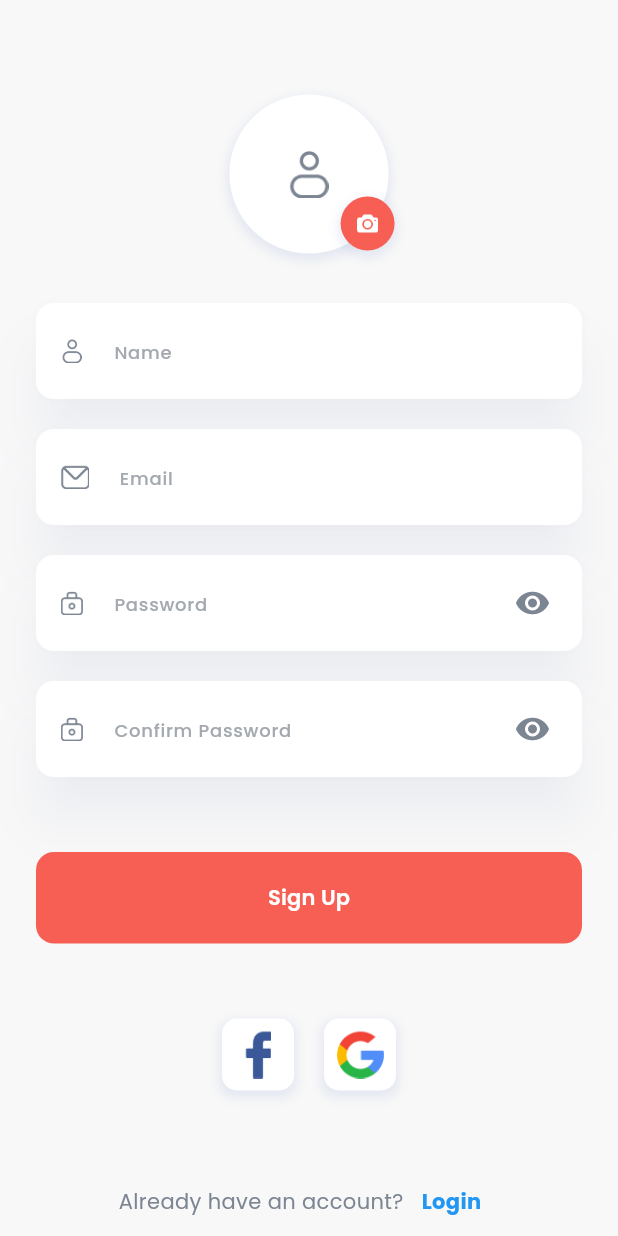
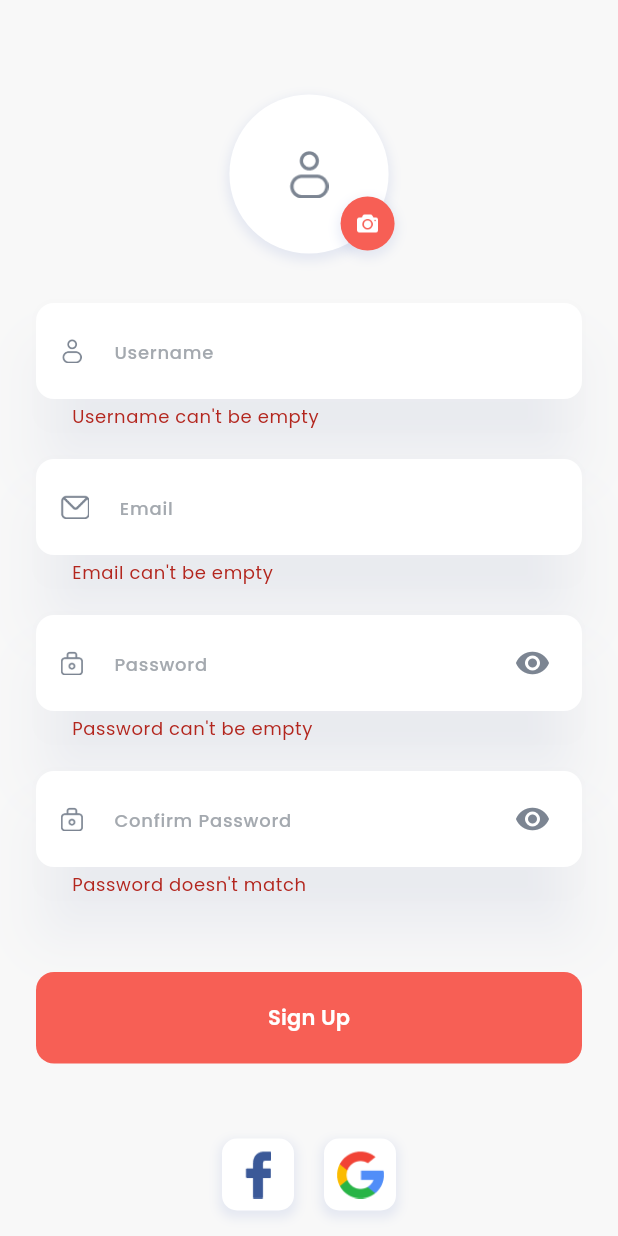
Before and after one commit to whoissharif/dokan, a Flutter app: the RegistrationView screen opened by its route, after a tap on "Sign Up", on a phone screen of 412 x 824 dp. Run offline on Flutter 3.47's test engine with Material 3 defaults, Android fonts, the phone set to English and light mode, and no system bars; our stand-ins replace cached_network_image, dartz, flutter_widget_from_html, fluttertoast, get, get_storage and 1 more; accounts and stored records are empty.

Commit message:
registration api integrated

```diff
--- a/lib/app/modules/authentication/controllers/authentication_controller.dart
+++ b/lib/app/modules/authentication/controllers/authentication_controller.dart
@@ -10,6 +10,11 @@ import '../repository/auth_repository.dart';
 class AuthenticationController extends GetxController {
   final TextEditingController usernameController = TextEditingController();
   final TextEditingController passwordController = TextEditingController();
+  final TextEditingController regUsernameController = TextEditingController();
+  final TextEditingController regEmailController = TextEditingController();
+  final TextEditingController regPasswordController = TextEditingController();
+  final TextEditingController regConfirmPasswordController =
+      TextEditingController();
   RxBool isLoading = false.obs;
 
   @override
@@ -33,4 +38,27 @@ class AuthenticationController extends GetxController {
       },
     );
   }
+
+  Future<void> signUp() async {
+    isLoading.value = true;
+    var res = await AuthRepository().register(
+      userName: regUsernameController.text.trim(),
+      email: regEmailController.text.trim(),
+      password: regPasswordController.text.trim(),
+    );
+    res.fold(
+      (l) {
+        isLoading.value = false;
+      },
+      (r) {
+        isLoading.value = false;
+      },
+    );
+  }
+
+  Future<void> signOutAndGoToLogin() async {
+    GetStorage().remove('token');
+
+    await Get.deleteAll(force: true).then((value) => Get.toNamed(Routes.LOGIN));
+  }
 }
--- a/lib/app/modules/authentication/views/registration_view.dart
+++ b/lib/app/modules/authentication/views/registration_view.dart
@@ -2,13 +2,22 @@ import 'package:dokan/app/modules/common/widgets/app_elevated_button.dart';
 import 'package:dokan/core/utils/size_extension.dart';
 import 'package:flutter/material.dart';
 import 'package:get/get.dart';
+import '../../../../core/utils/input_validator.dart';
 import '../../../../theme/app_color.dart';
 import '../../common/widgets/app_form_field.dart';
 import '../controllers/authentication_controller.dart';
 import 'widget/social_login_button.dart';
 
-class RegistrationView extends GetView<AuthenticationController> {
+class RegistrationView extends StatefulWidget {
   const RegistrationView({super.key});
+
+  @override
+  State<RegistrationView> createState() => _RegistrationViewState();
+}
+
+class _RegistrationViewState extends State<RegistrationView> {
+  final controller = Get.put(AuthenticationController());
+  final GlobalKey<FormState> _formKey = GlobalKey<FormState>();
   @override
   Widget build(BuildContext context) {
     final theme = Theme.of(context);
@@ -18,6 +27,8 @@ class RegistrationView extends GetView<AuthenticationController> {
         body: SingleChildScrollView(
           child: Padding(
             padding: const EdgeInsets.symmetric(horizontal: 24.0),
+            child: Form(
+              key: _formKey,
               child: Column(
                 mainAxisAlignment: MainAxisAlignment.center,
                 children: <Widget>[
@@ -67,31 +78,51 @@ class RegistrationView extends GetView<AuthenticationController> {
                     ],
                   ),
                   30.hs,
-                const AppFormField(
-                  hint: 'Name',
+                  AppFormField(
+                    controller: controller.regUsernameController,
+                    validator: (p0) => InputValidator.emptyFieldValidator(p0,
+                        lable: 'Username'),
+                    hint: 'Username',
                     leadingPath: 'assets/icons/user.png',
                   ),
                   20.hs,
-                const AppFormField(
+                  AppFormField(
                     hint: 'Email',
                     leadingPath: 'assets/icons/mail.png',
+                    controller: controller.regEmailController,
+                    validator: (p0) =>
+                        InputValidator.emptyFieldValidator(p0, lable: 'Email'),
                   ),
                   20.hs,
-                const AppFormField(
+                  AppFormField(
                     hint: 'Password',
                     leadingPath: 'assets/icons/lock.png',
                     isPassword: true,
+                    controller: controller.regPasswordController,
+                    validator: (p0) => InputValidator.emptyFieldValidator(p0,
+                        lable: 'Password'),
                   ),
                   20.hs,
-                const AppFormField(
+                  AppFormField(
                     hint: 'Confirm Password',
                     leadingPath: 'assets/icons/lock.png',
                     isPassword: true,
+                    controller: controller.regConfirmPasswordController,
+                    validator: (p0) => InputValidator.confirmPasswordValidator(
+                        p0, controller.regPasswordController),
                   ),
                   50.hs,
-                AppElevatedButton(
+                  Obx(
+                    () => AppElevatedButton(
                       text: 'Sign Up',
-                  onTap: () {},
+                      onTap: () async {
+                        if (_formKey.currentState!.validate()) {
+                          print('validated');
+                          await controller.signUp();
+                        }
+                      },
+                      isLoading: controller.isLoading.value,
+                    ),
                   ),
                   50.hs,
                   Row(
@@ -108,7 +139,7 @@ class RegistrationView extends GetView<AuthenticationController> {
                       ),
                     ],
                   ),
-                50.hs,
+                  25.hs,
                   Row(
                     mainAxisAlignment: MainAxisAlignment.center,
                     children: [
@@ -135,6 +166,7 @@ class RegistrationView extends GetView<AuthenticationController> {
             ),
           ),
         ),
+      ),
     );
   }
 }
--- a/lib/app/modules/common/widgets/app_elevated_button.dart
+++ b/lib/app/modules/common/widgets/app_elevated_button.dart
@@ -34,8 +34,8 @@ class AppElevatedButton extends StatelessWidget {
         child: Center(
           child: isLoading == true
               ? const SizedBox(
-                  height: 24,
-                  width: 24,
+                  height: 22,
+                  width: 22,
                   child: CircularProgressIndicator(
                     strokeWidth: 2,
                     color: Colors.white,
--- a/lib/core/utils/input_validator.dart
+++ b/lib/core/utils/input_validator.dart
@@ -1,3 +1,5 @@
+import 'package:flutter/material.dart';
+
 class InputValidator {
   static emptyFieldValidator(String? s, {required String lable}) {
     if (s == null || s.isEmpty) {
@@ -5,4 +7,12 @@ class InputValidator {
     }
     return null;
   }
+
+  static confirmPasswordValidator(
+      String? s, TextEditingController passwordController) {
+    if (s!.isEmpty || s != passwordController.text) {
+      return 'Password doesn\'t match';
+    }
+    return null;
+  }
 }
```
Also changed, not shown: lib/app/modules/authentication/repository/auth_repository.dart (+57 -0 lines), lib/core/clients/api_client.dart (+14 -0 lines). Lines whose indentation alone changed are shown as unchanged.
